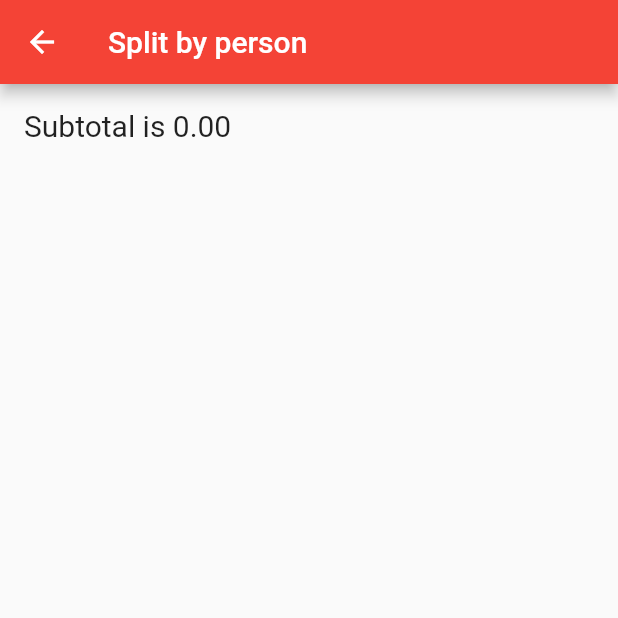
After one commit to fredbaa/billsplitter, a Flutter app: the screen it shows after launch, after a tap on "Split By Person", on a phone screen of 412 x 824 dp, the top half of it. The commit adds this screen. Run offline on Flutter 3.47's test engine with Material 2 defaults, Android fonts, the phone set to English and light mode, and no system bars.

Commit message:
organized code to screens, added split bill screen

```diff
--- /dev/null
+++ b/lib/app_screens/home.dart
@@ -0,0 +1,132 @@
+import 'package:flutter/material.dart';
+import './split_bill_screen.dart';
+
+class BillSplitterState extends State<BillSplitter> {
+  double subTotalAmount = 0.0;
+  double serviceChargeAmount = 0.0;
+  double taxAmount = 0.0;
+  int personCount = 1;
+
+  @override
+  Widget build(BuildContext context) {
+    TextField billAmountField = new TextField(
+        decoration: new InputDecoration(labelText: "Subtotal", labelStyle: TextStyle(fontSize: 20)),
+        keyboardType: TextInputType.number,
+        style: TextStyle(fontSize: 20),
+        onChanged: (String value) {
+          try {
+            subTotalAmount = double.parse(value);
+          } catch (exception) {
+            subTotalAmount = 0.0;
+          }
+        },
+    );
+
+    TextField serviceChargeField = new TextField(
+        decoration: new InputDecoration(labelText: "Service Charge", labelStyle: TextStyle(fontSize: 20)),
+        keyboardType: TextInputType.number,
+        style: TextStyle(fontSize: 20),
+        onChanged: (String value) {
+          try {
+            serviceChargeAmount = double.parse(value);
+          } catch (exception) {
+            serviceChargeAmount = 0.0;
+          }
+        });
+
+    TextField taxAmountField = new TextField(
+        decoration: new InputDecoration(labelText: "Tax Amount", labelStyle: TextStyle(fontSize: 20)),
+        keyboardType: TextInputType.number,
+        style: TextStyle(fontSize: 20),
+        onChanged: (String value) {
+          try {
+            taxAmount = double.parse(value);
+          } catch (exception) {
+            taxAmount = 0.0;
+          }
+        });
+
+    TextField personCountField = new TextField(
+        decoration: new InputDecoration(labelText: "No. of people", labelStyle: TextStyle(fontSize: 20)),
+        keyboardType: TextInputType.number,
+        style: TextStyle(fontSize: 20),
+        onChanged: (String value) {
+          try {
+            personCount = int.parse(value);
+          } catch (exception) {
+            personCount = 1;
+          }
+        });
+
+    MaterialButton calculateEquallyButton = new MaterialButton(
+        child: new Text("Split Equally"),
+        color: Colors.red,
+        textColor: Colors.white,
+        onPressed: () {
+          double total = subTotalAmount + serviceChargeAmount + taxAmount;
+          total = total / personCount;
+
+          String formattedTotal = total.toStringAsFixed(2);
+
+          AlertDialog dialog = new AlertDialog(
+              content: new Text("Total is $formattedTotal per person"));
+
+          showDialog(context: context, builder: (BuildContext context) => dialog);
+        });
+
+    void _startSplitByPerson() {
+      var splitData = {
+        "subTotalAmount": subTotalAmount,
+        "serviceChargeAmount": serviceChargeAmount,
+        "taxAmount": taxAmount,
+        "personCount": personCount
+      };
+      Navigator.of(context).push(
+        MaterialPageRoute<void>(
+          builder: (context) => SplitBillScreen(data: splitData),
+        ),
+      );
+    }
+
+    MaterialButton splitByPersonButton = new MaterialButton(
+        child: new Text("Split By Person"),
+        color: Colors.red,
+        textColor: Colors.white,
+        onPressed: _startSplitByPerson);
+
+
+    Container container = new Container(
+        padding: const EdgeInsets.all(16.0),
+        child: new Column(
+            mainAxisAlignment: MainAxisAlignment.center,
+            children: [
+              billAmountField,
+              serviceChargeField,
+              taxAmountField,
+              personCountField,
+              Container(
+                alignment: Alignment(0.0, 0.0),
+                child: Row(children: <Widget>[
+                  new Expanded(child: Container(),),
+                  calculateEquallyButton,
+                  Padding(
+                    padding: EdgeInsets.only(left: 5.0),
+                  ),
+                  splitByPersonButton,
+                  new Expanded(child: Container(),),
+                ],),
+              ),
+            ]));
+
+    AppBar appBar = new AppBar(title: new Text("BillSplitter"), backgroundColor: Colors.red,);
+
+    Scaffold scaffold = new Scaffold(appBar: appBar, body: container);
+    return scaffold;
+  }
+}
+
+
+class BillSplitter extends StatefulWidget {
+  @override
+  BillSplitterState createState() => BillSplitterState();
+}
--- /dev/null
+++ b/lib/app_screens/split_bill_screen.dart
@@ -0,0 +1,34 @@
+import 'package:flutter/material.dart';
+
+class SplitBillScreen extends StatelessWidget {
+  final Map data;
+
+  SplitBillScreen({Key key, @required this.data}) : super(key: key);
+
+  @override
+  Widget build(BuildContext context) {
+    final double subTotalAmount = data["subTotalAmount"];
+    final double serviceChargeAmount = data["serviceChargeAmount"];
+    final double taxAmount = data["taxAmount"];
+    final int personCount = data["personCount"];
+
+    String formattedSubTotalAmount = subTotalAmount.toStringAsFixed(2);
+
+    Text subTotalText = Text(
+      "Subtotal is $formattedSubTotalAmount",
+      style: TextStyle(fontSize: 20)
+    );
+
+    Container container = new Container(
+        padding: const EdgeInsets.all(16.0),
+        child: new Column(
+            children: [
+              subTotalText
+            ]));
+
+    AppBar appBar = new AppBar(title: new Text("Split by person"), backgroundColor: Colors.red,);
+
+    Scaffold scaffold = new Scaffold(appBar: appBar, body: container);
+    return scaffold;
+  }
+}
```
Also changed, not shown: lib/main.dart (+1 -136 lines).
